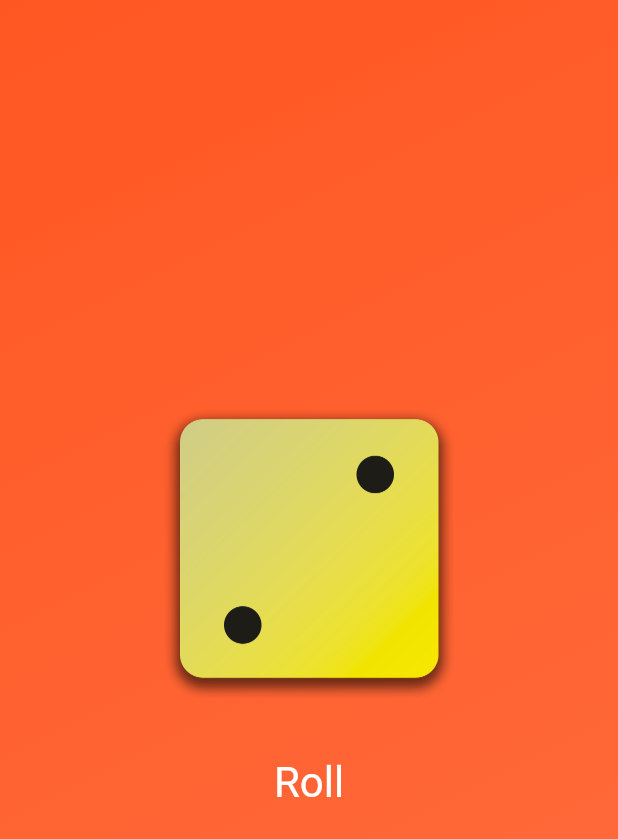
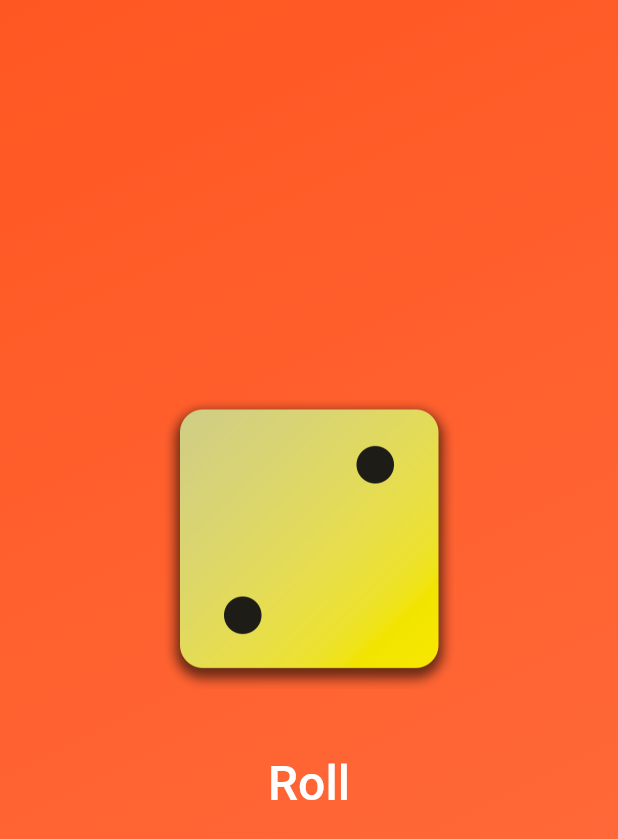
Before and after one commit to garywoodfine/flutter, a Flutter app: the screen it shows after launch, on a phone screen of 412 x 824 dp. Shown: the top 839 px of the screen. Run offline on Flutter 3.47's test engine with Material 3 defaults, Android fonts, the phone set to English and light mode, and no system bars.

Commit message:
Exploring the Dice Rolling concept project

```diff
--- a/lib/dice_roller.dart
+++ b/lib/dice_roller.dart
@@ -1,6 +1,7 @@
 import 'dart:math';
 
 import 'package:flutter/material.dart';
+import 'package:dice_roller/styled_text.dart';
 
 final randomizer = Random();
 
@@ -38,12 +39,9 @@ class _DiceRollerState extends State<DiceRoller> {
             padding: const EdgeInsets.only(
              top: 20, bottom: 20, left: 20, right: 20
             ),
-            foregroundColor: Colors.white,
-            textStyle: const TextStyle(
-              fontSize: 28,
-            ),
+            foregroundColor: Colors.white
           ),
-          child: const Text('Roll'),
+          child:const  StyledText('Roll'),
         )
       ],
     );
```
